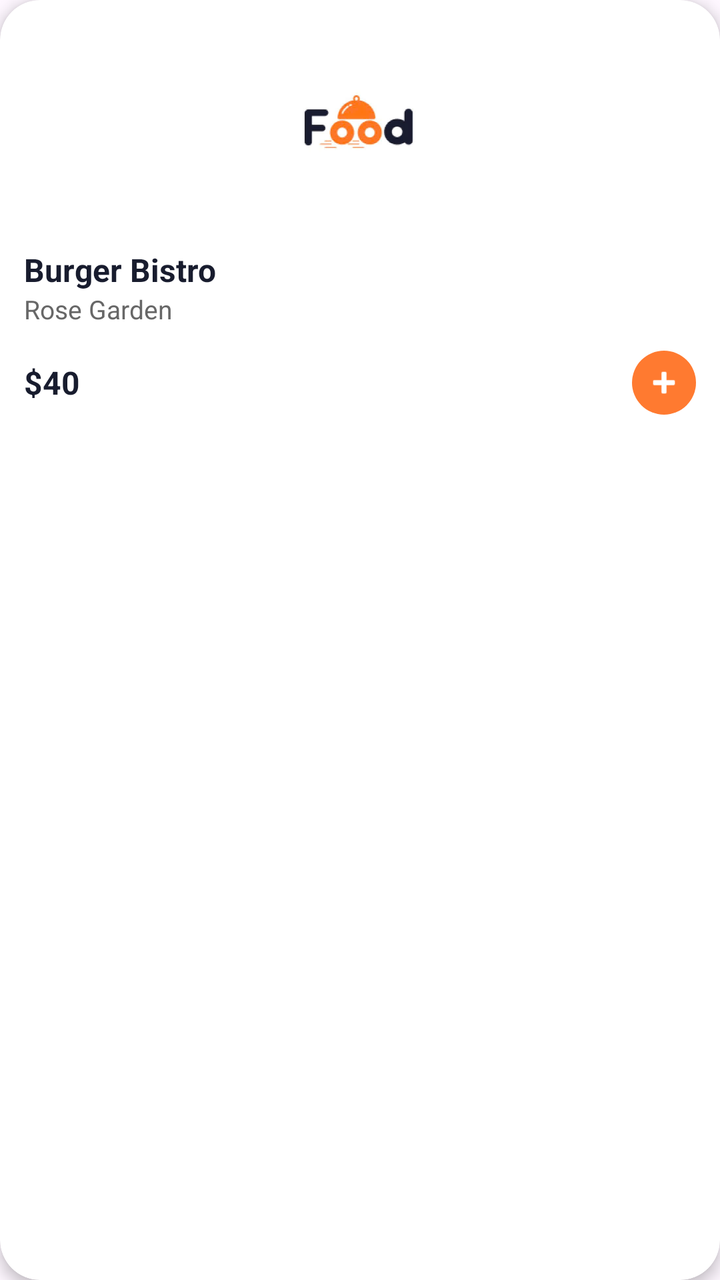
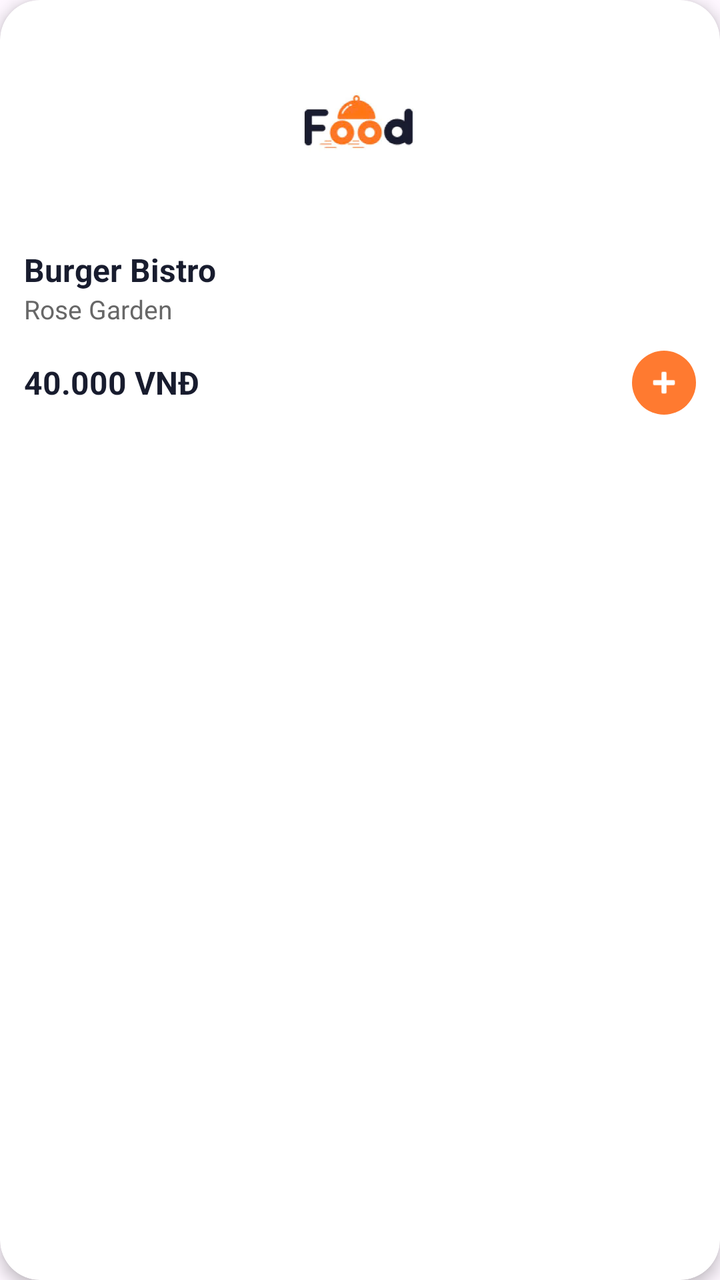

An Android layout rendered at two revisions. The XML below is the earlier revision; the diff shows what the commit changed to produce the second picture.
<!-- AndroidManifest.xml: application theme Theme.NHOM33 -->
<!-- res/layout/item_burger.xml -->
<?xml version="1.0" encoding="utf-8"?>
<androidx.cardview.widget.CardView xmlns:android="http://schemas.android.com/apk/res/android"
    xmlns:app="http://schemas.android.com/apk/res-auto"
    android:layout_width="match_parent"
    android:layout_height="wrap_content"
    android:layout_margin="8dp"
    app:cardCornerRadius="20dp"
    app:cardElevation="4dp">

    <LinearLayout
        android:layout_width="match_parent"
        android:layout_height="wrap_content"
        android:orientation="vertical"
        android:padding="12dp">

        
        <ImageView
            android:id="@+id/imgBurger"
            android:layout_width="120dp"
            android:layout_height="100dp"
            android:layout_gravity="center"
            android:scaleType="centerInside"
            android:src="@drawable/food" />

        
        <TextView
            android:id="@+id/txtName"
            android:layout_width="wrap_content"
            android:layout_height="wrap_content"
            android:layout_marginTop="12dp"
            android:text="Burger Bistro"
            android:textColor="#181C2E"
            android:textSize="16sp"
            android:textStyle="bold" />

        
        <TextView
            android:id="@+id/txtRest"
            android:layout_width="wrap_content"
            android:layout_height="wrap_content"
            android:text="Rose Garden"
            android:textColor="#676767"
            android:textSize="13sp" />

        <RelativeLayout
            android:layout_width="match_parent"
            android:layout_height="wrap_content"
            android:layout_marginTop="12dp">

            
            <TextView
                android:id="@+id/txtPrice"
                android:layout_width="wrap_content"
                android:layout_height="wrap_content"
                android:layout_centerVertical="true"
                android:text="$40"
                android:textColor="#181C2E"
                android:textSize="16sp"
                android:textStyle="bold" />

            
            <ImageButton
                android:id="@+id/btnAdd"
                android:layout_width="32dp"
                android:layout_height="32dp"
                android:layout_alignParentEnd="true"
                android:background="@drawable/bg_plus_orange"
                android:padding="6dp"
                android:scaleType="fitCenter"
                android:src="@android:drawable/ic_input_add"
                app:tint="#FFFFFF" />
        </RelativeLayout>

    </LinearLayout>
</androidx.cardview.widget.CardView>
<!-- resources referenced by this layout -->
<resources>
  <!-- drawable bg_plus_orange (drawable) -->
  <?xml version="1.0" encoding="utf-8"?>
  <shape xmlns:android="http://schemas.android.com/apk/res/android"
      android:shape="oval">
      <solid android:color="#FF7A30"/>
  </shape>
  <!-- drawable food: jpg bitmap (drawable, 17314 bytes) -->
  <style name="Theme.NHOM33" parent="Base.Theme.NHOM33" />
  <style name="Base.Theme.NHOM33" parent="Theme.Material3.DayNight.NoActionBar">
          
          
      </style>
</resources>

<!-- the commit's change to res/layout/item_burger.xml (unified diff, before → after) -->
@@ -53,7 +53,7 @@
                 android:layout_width="wrap_content"
                 android:layout_height="wrap_content"
                 android:layout_centerVertical="true"
-                android:text="$40"
+                android:text="40.000 VNĐ"
                 android:textColor="#181C2E"
                 android:textSize="16sp"
                 android:textStyle="bold" />
